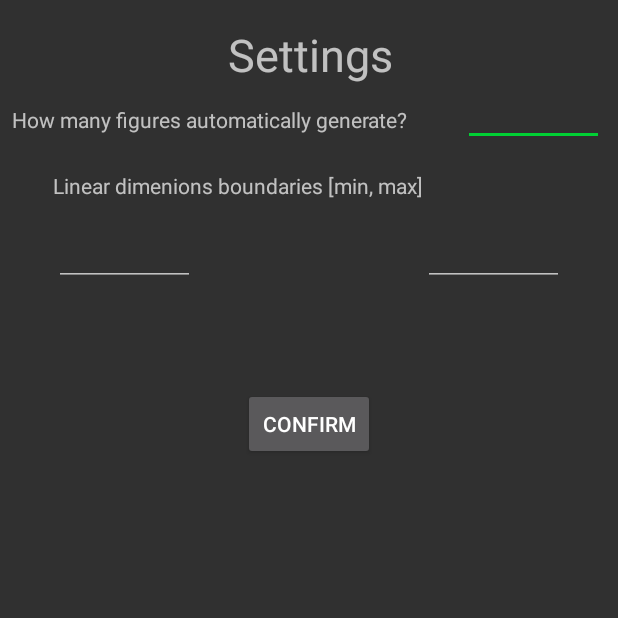
After one commit to lukaszek96tester/appFigureCalc, an Android app: the SettingsActivity screen opened directly, with no data from a screen before it, on a phone screen of 412 x 824 dp, the top half of it. The commit adds this screen. Run offline under Robolectric (Android 15) with nearby library versions, the phone set to English and light mode, and no system bars.

Commit message:
/ zmodyfikowano wprowadzanie w AddAcitivity liczb (zmieniona klawiatura na numeryczną + dodano aktywność SettingsActivity zgodnie z instrukcją na lab2 + dodano generowanie linearDimension w wartościach granicznych min, max

```diff
--- a/app/src/main/res/layout/activity_add.xml
+++ b/app/src/main/res/layout/activity_add.xml
@@ -102,8 +102,9 @@
         android:layout_marginEnd="8dp"
         android:layout_marginRight="8dp"
         android:layout_marginBottom="40dp"
-        android:digits="0123456789."
+
         android:ems="10"
+        android:inputType="numberDecimal"
         app:layout_constraintBottom_toTopOf="@+id/AA_button_add"
         app:layout_constraintEnd_toEndOf="parent"
         app:layout_constraintHorizontal_bias="0.045"
--- /dev/null
+++ b/app/src/main/res/layout/activity_settings.xml
@@ -0,0 +1,105 @@
+<?xml version="1.0" encoding="utf-8"?>
+<android.support.constraint.ConstraintLayout xmlns:android="http://schemas.android.com/apk/res/android"
+    xmlns:app="http://schemas.android.com/apk/res-auto"
+    xmlns:tools="http://schemas.android.com/tools"
+    android:layout_width="match_parent"
+    android:layout_height="match_parent"
+    tools:context=".SettingsActivity">
+
+    <TextView
+        android:id="@+id/SA_title"
+        android:layout_width="wrap_content"
+        android:layout_height="wrap_content"
+        android:layout_marginStart="138dp"
+        android:layout_marginLeft="138dp"
+        android:layout_marginTop="16dp"
+        android:layout_marginEnd="136dp"
+        android:layout_marginRight="136dp"
+        android:text="Settings"
+        android:textSize="30sp"
+        app:layout_constraintEnd_toEndOf="parent"
+        app:layout_constraintStart_toStartOf="parent"
+        app:layout_constraintTop_toTopOf="parent" />
+
+    <TextView
+        android:id="@+id/SA_label"
+        android:layout_width="wrap_content"
+        android:layout_height="28dp"
+        android:layout_marginStart="8dp"
+        android:layout_marginLeft="8dp"
+        android:layout_marginTop="13dp"
+        android:text="How many figures automatically generate?"
+        android:textSize="14sp"
+        app:layout_constraintStart_toStartOf="parent"
+        app:layout_constraintTop_toBottomOf="@+id/SA_title" />
+
+    <EditText
+        android:id="@+id/SA_numberOfFigures"
+        android:layout_width="94dp"
+        android:layout_height="wrap_content"
+        android:layout_marginStart="8dp"
+        android:layout_marginLeft="8dp"
+        android:layout_marginTop="52dp"
+        android:layout_marginEnd="9dp"
+        android:layout_marginRight="9dp"
+        android:ems="10"
+        android:inputType="number"
+        app:layout_constraintEnd_toEndOf="parent"
+        app:layout_constraintHorizontal_bias="1.0"
+        app:layout_constraintStart_toEndOf="@+id/SA_label"
+        app:layout_constraintTop_toTopOf="parent" />
+
+    <TextView
+        android:id="@+id/SA_label_1"
+        android:layout_width="255dp"
+        android:layout_height="31dp"
+        android:layout_marginStart="8dp"
+        android:layout_marginLeft="8dp"
+        android:layout_marginTop="16dp"
+        android:layout_marginEnd="121dp"
+        android:layout_marginRight="121dp"
+        android:text="Linear dimenions boundaries [min, max]"
+        android:textSize="14sp"
+        app:layout_constraintEnd_toEndOf="parent"
+        app:layout_constraintHorizontal_bias="1.0"
+        app:layout_constraintStart_toStartOf="parent"
+        app:layout_constraintTop_toBottomOf="@+id/SA_label" />
+
+    <EditText
+        android:id="@+id/SA_max"
+        android:layout_width="94dp"
+        android:layout_height="wrap_content"
+        android:layout_marginEnd="36dp"
+        android:layout_marginRight="36dp"
+        android:ems="10"
+        android:inputType="numberDecimal"
+        app:layout_constraintEnd_toEndOf="parent"
+        app:layout_constraintTop_toBottomOf="@+id/SA_label_1" />
+
+    <EditText
+        android:id="@+id/SA_min"
+        android:layout_width="94dp"
+        android:layout_height="wrap_content"
+        android:layout_marginStart="36dp"
+        android:layout_marginLeft="36dp"
+        android:ems="10"
+        android:inputType="numberDecimal"
+        app:layout_constraintStart_toStartOf="parent"
+        app:layout_constraintTop_toBottomOf="@+id/SA_label_1" />
+
+    <Button
+        android:id="@+id/button"
+        android:layout_width="wrap_content"
+        android:layout_height="wrap_content"
+        android:layout_marginStart="148dp"
+        android:layout_marginLeft="148dp"
+        android:layout_marginTop="113dp"
+        android:layout_marginEnd="148dp"
+        android:layout_marginRight="148dp"
+        android:onClick="onButtonClicked"
+        android:text="CONFIRM"
+        app:layout_constraintEnd_toEndOf="parent"
+        app:layout_constraintStart_toStartOf="parent"
+        app:layout_constraintTop_toBottomOf="@+id/SA_label_1" />
+
+</android.support.constraint.ConstraintLayout>
--- a/app/src/main/res/values/strings.xml
+++ b/app/src/main/res/values/strings.xml
@@ -14,4 +14,5 @@
     <string name="MA_appname">Figure Calculator</string>
     <string name="confirm">Confirm</string>
     <string name="title_activity_display_stats">DisplayStatsActivity</string>
+    <string name="title_activity_settings">SettingsActivity</string>
 </resources>
```
Also changed, not shown: app/src/main/AndroidManifest.xml (+12 -5 lines), app/src/main/java/net/ddns/achouse/appfigurecalc/MainActivity.java (+73 -6 lines), app/src/main/java/net/ddns/achouse/appfigurecalc/SettingsActivity.java (added, +50 -0 lines), app/src/main/res/layout-land/activity_add.xml (+5 -3 lines), app/src/main/res/layout-land/activity_main.xml (+10 -3 lines), app/src/main/res/layout/activity_main.xml (+8 -1 lines), app/src/main/res/layout/content_display_stats.xml (deleted, +0 -12 lines), 1 other file.
